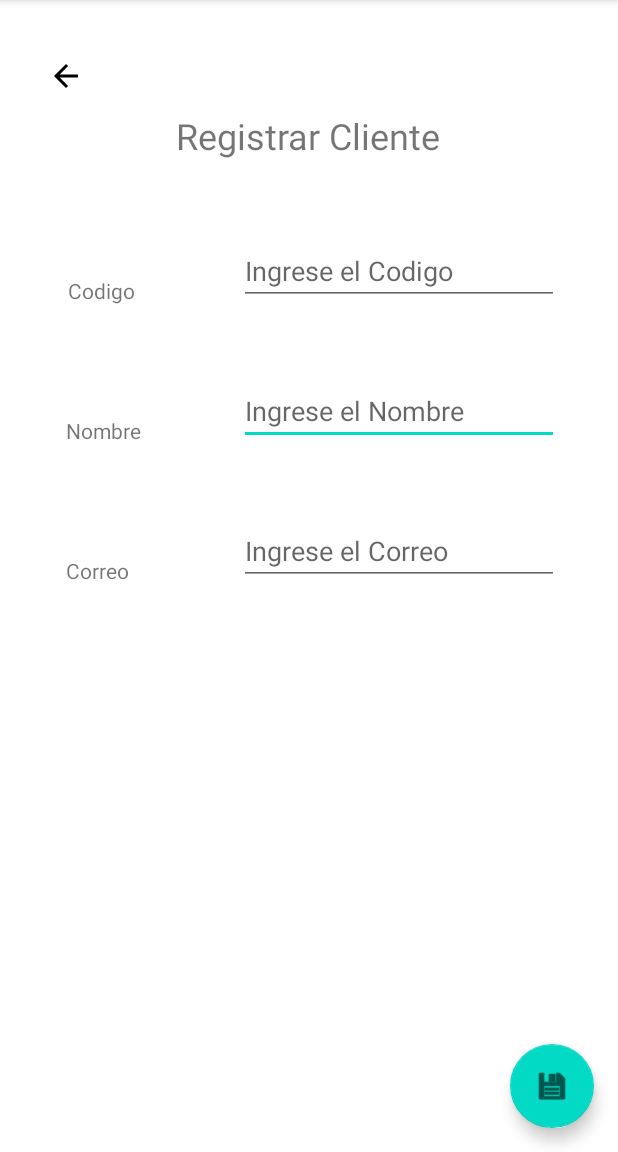
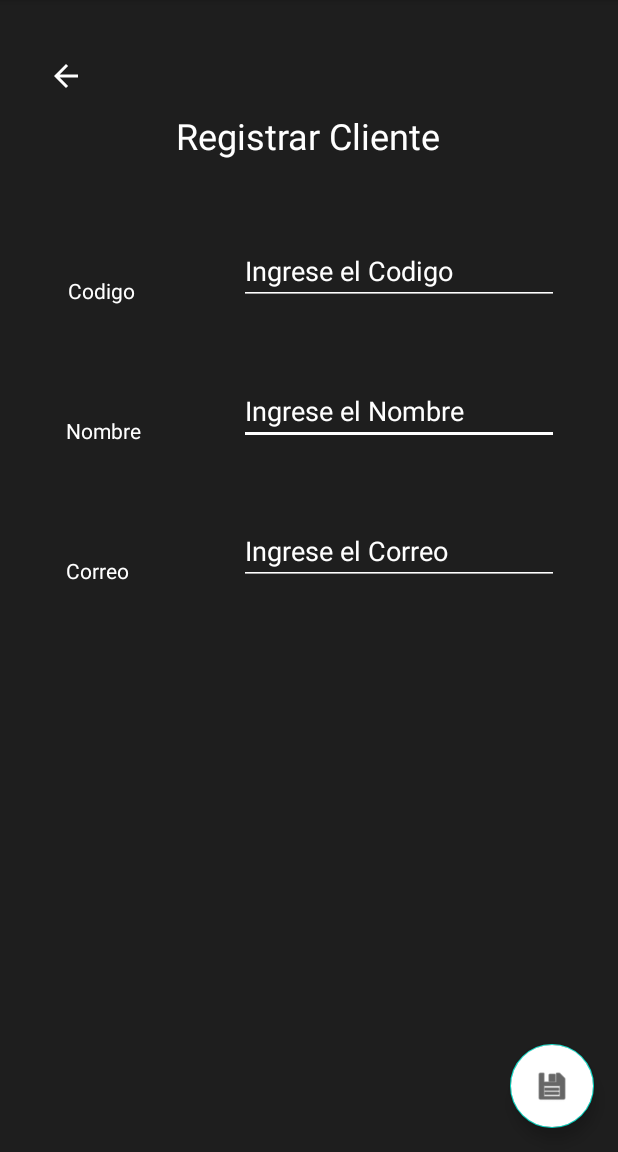
Before and after one commit to JRyako/PDM_2021_III_P2_PROYECTO2, an Android app: the activityCliente screen opened directly, with no data from a screen before it, on a phone screen of 412 x 824 dp, the part 84-1236 px from its top. Run offline under Robolectric (Android 15) with nearby library versions, the phone set to English and light mode, and no system bars.

Commit message:
Backgrounds and Colors

```diff
--- a/app/src/main/res/layout/activity_cliente.xml
+++ b/app/src/main/res/layout/activity_cliente.xml
@@ -3,7 +3,8 @@
     xmlns:app="http://schemas.android.com/apk/res-auto"
     xmlns:tools="http://schemas.android.com/tools"
     android:layout_width="match_parent"
-    android:layout_height="match_parent">
+    android:layout_height="match_parent"
+    android:background="@drawable/fondogris">
 
     <TextView
         android:id="@+id/txvRegistrarClientes"
@@ -12,6 +13,7 @@
         android:layout_marginTop="74dp"
         android:layout_marginEnd="118dp"
         android:text="Registrar Cliente"
+        android:textColor="#FFFFFF"
         android:textSize="24sp"
         app:layout_constraintEnd_toEndOf="parent"
         app:layout_constraintStart_toEndOf="@+id/btn_RegresarClientes"
@@ -23,9 +25,12 @@
         android:layout_height="wrap_content"
         android:layout_marginTop="48dp"
         android:layout_marginEnd="39dp"
+        android:backgroundTint="#FFFFFF"
         android:ems="10"
         android:hint="Ingrese el Nombre"
         android:inputType="textPersonName"
+        android:textColor="#FFFFFF"
+        android:textColorHint="#FFFFFF"
         app:layout_constraintEnd_toEndOf="parent"
         app:layout_constraintTop_toBottomOf="@+id/txtCodigoCliente" />
 
@@ -38,6 +43,7 @@
         android:layout_marginEnd="28dp"
         android:layout_marginBottom="167dp"
         android:text="Codigo"
+        android:textColor="#FFFFFF"
         app:layout_constraintBottom_toTopOf="@+id/txvCorreoCliente"
         app:layout_constraintEnd_toStartOf="@+id/txvRegistrarClientes"
         app:layout_constraintStart_toStartOf="@+id/btn_RegresarClientes"
@@ -51,6 +57,9 @@
         android:layout_marginEnd="39dp"
         android:ems="10"
         android:hint="Ingrese el Codigo"
+        android:backgroundTint="#FFFFFF"
+        android:textColor="#FFFFFF"
+        android:textColorHint="#FFFFFF"
         android:inputType="number"
         app:layout_constraintEnd_toEndOf="parent"
         app:layout_constraintTop_toBottomOf="@+id/txvRegistrarClientes" />
@@ -61,6 +70,7 @@
         android:layout_height="wrap_content"
         android:layout_marginStart="44dp"
         android:text="Nombre"
+        android:textColor="#FFFFFF"
         app:layout_constraintBottom_toBottomOf="@+id/txtNombreCliente"
         app:layout_constraintStart_toStartOf="parent" />
 
@@ -70,6 +80,7 @@
         android:layout_height="wrap_content"
         android:layout_marginStart="44dp"
         android:text="Correo"
+        android:textColor="#FFFFFF"
         app:layout_constraintBottom_toBottomOf="@+id/txeCorreoCliente"
         app:layout_constraintStart_toStartOf="parent" />
 
@@ -79,9 +90,11 @@
         android:layout_height="wrap_content"
         android:layout_marginEnd="16dp"
         android:layout_marginBottom="16dp"
+        android:backgroundTint="#FFFFFF"
         android:clickable="true"
         app:layout_constraintBottom_toBottomOf="parent"
         app:layout_constraintEnd_toEndOf="parent"
+        app:rippleColor="#000000"
         app:srcCompat="@android:drawable/ic_menu_save" />
 
     <Button
@@ -94,10 +107,10 @@
         android:layout_marginBottom="21dp"
         android:background="#00EF5350"
         android:backgroundTint="#00FFFFFF"
-        android:textColor="#000000"
+        android:textColor="#FFFFFF"
         android:textSize="48sp"
         app:icon="?attr/actionModeCloseDrawable"
-        app:iconTint="#000000"
+        app:iconTint="#FFFFFF"
         app:layout_constraintBottom_toBottomOf="@+id/txvRegistrarClientes"
         app:layout_constraintEnd_toStartOf="@+id/txvRegistrarClientes"
         app:layout_constraintStart_toStartOf="parent"
@@ -109,9 +122,12 @@
         android:layout_height="wrap_content"
         android:layout_marginTop="48dp"
         android:layout_marginEnd="39dp"
+        android:backgroundTint="#FFFFFF"
         android:ems="10"
         android:hint="Ingrese el Correo"
         android:inputType="textEmailAddress"
+        android:textColor="#FFFFFF"
+        android:textColorHint="#FFFFFF"
         app:layout_constraintEnd_toEndOf="parent"
         app:layout_constraintTop_toBottomOf="@+id/txtNombreCliente" />
 
--- a/app/src/main/res/layout/activity_listar_clientes.xml
+++ b/app/src/main/res/layout/activity_listar_clientes.xml
@@ -3,6 +3,7 @@
     xmlns:app="http://schemas.android.com/apk/res-auto"
     xmlns:tools="http://schemas.android.com/tools"
     android:layout_width="match_parent"
+    android:background="@drawable/fondogris"
     android:layout_height="match_parent">
 
     <Button
@@ -10,6 +11,7 @@
         android:layout_width="187dp"
         android:layout_height="70dp"
         android:layout_marginBottom="30dp"
+        android:backgroundTint="#474646"
         android:text="Registrar Cliente"
         android:textSize="16sp"
         app:layout_constraintBottom_toBottomOf="parent"
@@ -38,6 +40,7 @@
         android:layout_marginTop="74dp"
         android:layout_marginBottom="21dp"
         android:text="Lista de Clientes"
+        android:textColor="#FFFFFF"
         android:textSize="24sp"
         app:layout_constraintBottom_toTopOf="@+id/lstViewClientes"
         app:layout_constraintEnd_toEndOf="parent"
--- a/app/src/main/res/layout/activity_listar_empleados.xml
+++ b/app/src/main/res/layout/activity_listar_empleados.xml
@@ -3,6 +3,7 @@
     xmlns:app="http://schemas.android.com/apk/res-auto"
     xmlns:tools="http://schemas.android.com/tools"
     android:layout_width="match_parent"
+    android:background="@drawable/fondogris"
     android:layout_height="match_parent">
 
     <Button
@@ -10,6 +11,7 @@
         android:layout_width="187dp"
         android:layout_height="70dp"
         android:layout_marginBottom="30dp"
+        android:backgroundTint="#474646"
         android:text="Registrar Empleado"
         android:textSize="16sp"
         app:layout_constraintBottom_toBottomOf="parent"
@@ -38,6 +40,7 @@
         android:layout_marginTop="74dp"
         android:layout_marginBottom="21dp"
         android:text="Lista de Empleados"
+        android:textColor="#FFFFFF"
         android:textSize="24sp"
         app:layout_constraintBottom_toTopOf="@+id/lstViewEmpleados"
         app:layout_constraintEnd_toEndOf="parent"
--- a/app/src/main/res/layout/activity_listar_facturas.xml
+++ b/app/src/main/res/layout/activity_listar_facturas.xml
@@ -1,9 +1,9 @@
 <?xml version="1.0" encoding="utf-8"?>
 <androidx.constraintlayout.widget.ConstraintLayout xmlns:android="http://schemas.android.com/apk/res/android"
-    android:background="@drawable/fondo1pr2"
     xmlns:app="http://schemas.android.com/apk/res-auto"
     xmlns:tools="http://schemas.android.com/tools"
     android:layout_width="match_parent"
+    android:background="@drawable/fondogris"
     android:layout_height="match_parent">
 
     <Button
@@ -11,6 +11,7 @@
         android:layout_width="187dp"
         android:layout_height="70dp"
         android:layout_marginBottom="30dp"
+        android:backgroundTint="#474646"
         android:text="Registrar Factura"
         android:textSize="16sp"
         app:layout_constraintBottom_toBottomOf="parent"
--- a/app/src/main/res/layout/activity_listar_menus.xml
+++ b/app/src/main/res/layout/activity_listar_menus.xml
@@ -3,6 +3,7 @@
     xmlns:app="http://schemas.android.com/apk/res-auto"
     xmlns:tools="http://schemas.android.com/tools"
     android:layout_width="match_parent"
+    android:background="@drawable/fondogris"
     android:layout_height="match_parent">
 
     <Button
@@ -10,6 +11,7 @@
         android:layout_width="187dp"
         android:layout_height="70dp"
         android:layout_marginBottom="30dp"
+        android:backgroundTint="#474646"
         android:text="Registrar Menu"
         android:textSize="16sp"
         app:layout_constraintBottom_toBottomOf="parent"
@@ -38,6 +40,7 @@
         android:layout_marginTop="74dp"
         android:layout_marginBottom="21dp"
         android:text="Lista de Menus"
+        android:textColor="#FFFFFF"
         android:textSize="24sp"
         app:layout_constraintBottom_toTopOf="@+id/lstViewMenus"
         app:layout_constraintEnd_toEndOf="parent"
--- a/app/src/main/res/layout/activity_listar_pedidos.xml
+++ b/app/src/main/res/layout/activity_listar_pedidos.xml
@@ -3,6 +3,7 @@
     xmlns:app="http://schemas.android.com/apk/res-auto"
     xmlns:tools="http://schemas.android.com/tools"
     android:layout_width="match_parent"
+    android:background="@drawable/fondogris"
     android:layout_height="match_parent">
 
     <Button
@@ -10,6 +11,7 @@
         android:layout_width="187dp"
         android:layout_height="70dp"
         android:layout_marginBottom="30dp"
+        android:backgroundTint="#474646"
         android:text="Registrar Pedido"
         android:textSize="16sp"
         app:layout_constraintBottom_toBottomOf="parent"
@@ -38,6 +40,7 @@
         android:layout_marginTop="74dp"
         android:layout_marginBottom="21dp"
         android:text="Lista de Pedidos"
+        android:textColor="#FFFFFF"
         android:textSize="24sp"
         app:layout_constraintBottom_toTopOf="@+id/lstViewPedidos"
         app:layout_constraintEnd_toEndOf="parent"
```
Also changed, not shown: app/src/main/res/layout/activity_empleado.xml (+17 -2 lines), app/src/main/res/layout/activity_main.xml (+29 -28 lines), app/src/main/res/layout/activity_menu.xml (+21 -2 lines).
